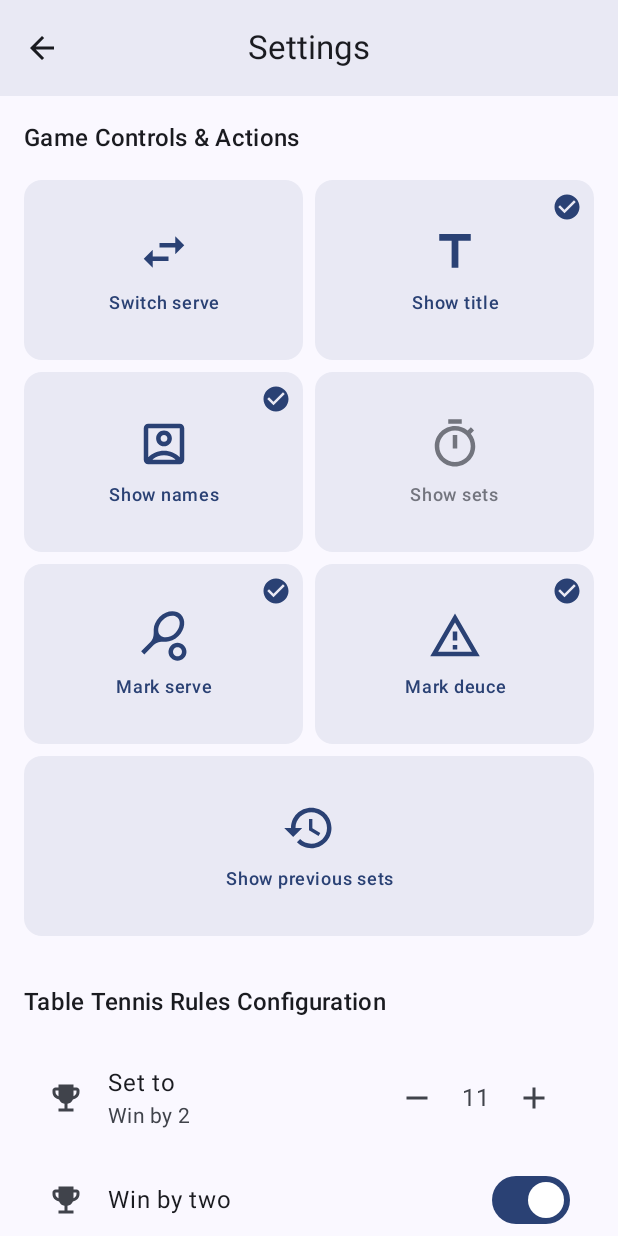
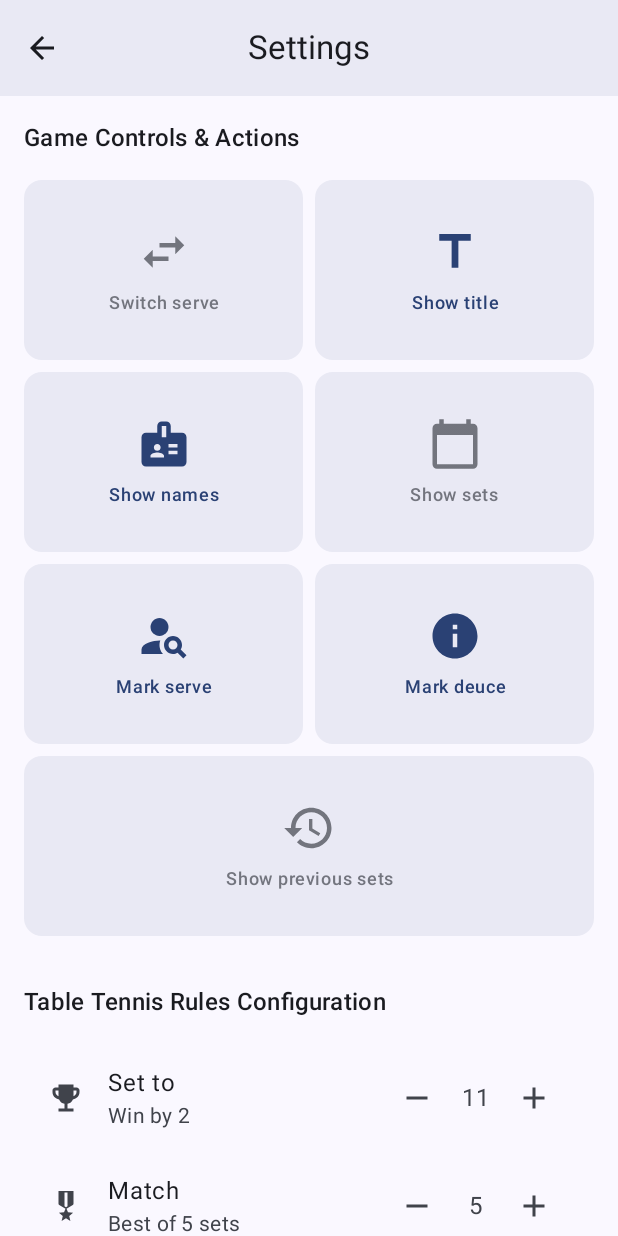
Before and after one commit to VictorHerreraO/Score-count, an Android app built with Jetpack Compose: the SettingsScreen screen opened through its navigation route, on a phone screen of 412 x 824 dp. Run offline under Robolectric (Android 15) with nearby library versions, the phone set to English and light mode, and no system bars; our stand-ins replace Dagger/Hilt's generated code.

Commit message:
feat: Refine SettingsScreen UI and update documentation
This commit refines the `SettingsScreen` UI for better visual consistency and simplifies the presentation of game rules. It also updates documentation to reflect the current project status.

Key changes include:
- **UI Refinement (`SettingsScreen.kt`):**
    - Replaced outlined icons with filled Material Icons for "Game Controls & Actions" to achieve a uniform appearance.
    - Removed the explicit "Win by two" switch and "Serve change (deuce)" stepper to streamline the rules configuration.
    - Updated subtitles for rule settings to be more direct (e.g., "Win by 2").
    - Removed the checkmark overlay on toggle cards for a cleaner look.

- **Documentation Cleanup:**
    - Updated `MEMORY.md` by simplifying the "Next Steps" list for better clarity on future tasks.
    - Reorganized `COMPLETED.md` to provide a clearer, more structured log of finished UI updates.

```diff
--- a/app/src/main/java/com/soyvictorherrera/scorecount/ui/settings/SettingsScreen.kt
+++ b/app/src/main/java/com/soyvictorherrera/scorecount/ui/settings/SettingsScreen.kt
@@ -20,18 +20,17 @@ import androidx.compose.material.icons.Icons
 import androidx.compose.material.icons.automirrored.filled.ArrowBack
 import androidx.compose.material.icons.automirrored.filled.RotateRight
 import androidx.compose.material.icons.filled.Add
-import androidx.compose.material.icons.filled.CheckCircle
+import androidx.compose.material.icons.filled.Badge
+import androidx.compose.material.icons.filled.CalendarToday
 import androidx.compose.material.icons.filled.EmojiEvents // Trophy icon for "Set to"
+import androidx.compose.material.icons.filled.History
+import androidx.compose.material.icons.filled.Info
 import androidx.compose.material.icons.filled.MilitaryTech // Medal icon for "Match"
 import androidx.compose.material.icons.filled.Person // For "Winner serves"
+import androidx.compose.material.icons.filled.PersonSearch
 import androidx.compose.material.icons.filled.Remove
 import androidx.compose.material.icons.filled.SwapHoriz
 import androidx.compose.material.icons.filled.Title // Keep for "Show title" action button
-import androidx.compose.material.icons.outlined.AccountBox // For "Show names"
-import androidx.compose.material.icons.outlined.History // For "Show previous sets" (outlined)
-import androidx.compose.material.icons.outlined.ReportProblem // For "Mark deuce"
-import androidx.compose.material.icons.outlined.SportsTennis // For "Mark serve" (outlined)
-import androidx.compose.material.icons.outlined.Timer // For "Show sets"
 import androidx.compose.material3.Card
 import androidx.compose.material3.CardDefaults
 import androidx.compose.material3.CenterAlignedTopAppBar
@@ -57,8 +56,8 @@ import androidx.compose.ui.text.style.TextAlign
 import androidx.compose.ui.tooling.preview.Preview
 import androidx.compose.ui.unit.dp
 import androidx.hilt.navigation.compose.hiltViewModel
+import com.soyvictorherrera.scorecount.domain.model.GameSettings
 import com.soyvictorherrera.scorecount.domain.model.GameState
-import com.soyvictorherrera.scorecount.domain.model.GameSettings
 import com.soyvictorherrera.scorecount.domain.model.Player
 import com.soyvictorherrera.scorecount.domain.repository.ScoreRepository
 import com.soyvictorherrera.scorecount.domain.repository.SettingsRepository
@@ -113,28 +112,22 @@ fun SettingsScreen(
     val gameControls = listOf(
         SettingItemData.ActionItem("Switch serve", Icons.Filled.SwapHoriz) { scoreViewModel.manualSwitchServe() },
         SettingItemData.ToggleItem("Show title", Icons.Filled.Title, settings.showTitle) { settingsViewModel.updateShowTitle(it) },
-        SettingItemData.ToggleItem("Show names", Icons.Outlined.AccountBox, settings.showNames) { settingsViewModel.updateShowNames(it) },
-        SettingItemData.ToggleItem("Show sets", Icons.Outlined.Timer, settings.showSets) { settingsViewModel.updateShowSets(it) },
-        SettingItemData.ToggleItem("Mark serve", Icons.Outlined.SportsTennis, settings.markServe) { settingsViewModel.updateMarkServe(it) },
-        SettingItemData.ToggleItem("Mark deuce", Icons.Outlined.ReportProblem, settings.markDeuce) { settingsViewModel.updateMarkDeuce(it) },
-        SettingItemData.ActionItem("Show previous sets", Icons.Outlined.History) { /* TODO: Implement History action */ }
+        SettingItemData.ToggleItem("Show names", Icons.Filled.Badge, settings.showNames) { settingsViewModel.updateShowNames(it) },
+        SettingItemData.ToggleItem("Show sets", Icons.Filled.CalendarToday, settings.showSets) { settingsViewModel.updateShowSets(it) },
+        SettingItemData.ToggleItem("Mark serve", Icons.Filled.PersonSearch, settings.markServe) { settingsViewModel.updateMarkServe(it) },
+        SettingItemData.ToggleItem("Mark deuce", Icons.Filled.Info, settings.markDeuce) { settingsViewModel.updateMarkDeuce(it) },
+        SettingItemData.ActionItem("Show previous sets", Icons.Filled.History) { /* TODO: Implement History action */ }
     )
 
     val tableTennisRules = listOf(
         SettingItemData.StepperItem(
             text = "Set to",
-            subtitle = if (settings.winByTwo) "Win by 2" else null,
+            subtitle = "Win by 2",
             icon = Icons.Filled.EmojiEvents,
             value = settings.pointsToWinSet,
             onIncrement = { settingsViewModel.updatePointsToWinSet(settings.pointsToWinSet + 1) },
             onDecrement = { settingsViewModel.updatePointsToWinSet(settings.pointsToWinSet - 1) },
             valueRange = 1..100
-        ),
-        SettingItemData.SwitchSetting( // Assuming WinByTwo is a simple switch now
-            text = "Win by two",
-            icon = Icons.Filled.EmojiEvents, // Can use the same icon or a related one
-            isChecked = settings.winByTwo,
-            onToggle = { settingsViewModel.updateWinByTwo(it) }
         ),
         SettingItemData.StepperItem(
             text = "Match",
@@ -147,21 +140,12 @@ fun SettingsScreen(
         ),
         SettingItemData.StepperItem(
             text = "Serve rotation after",
-            subtitle = if (settings.serveChangeAfterDeuce > 0) "${settings.serveChangeAfterDeuce} after deuce" else null,
+            subtitle = "1 after deuce",
             icon = Icons.AutoMirrored.Filled.RotateRight,
             value = settings.serveRotationAfterPoints,
             onIncrement = { settingsViewModel.updateServeRotationAfterPoints(settings.serveRotationAfterPoints + 1) },
             onDecrement = { settingsViewModel.updateServeRotationAfterPoints(settings.serveRotationAfterPoints - 1) },
             valueRange = 1..10
-        ),
-        SettingItemData.StepperItem( // Added for serveChangeAfterDeuce
-            text = "Serve change (deuce)",
-            subtitle = "Points before switch",
-            icon = Icons.AutoMirrored.Filled.RotateRight,
-            value = settings.serveChangeAfterDeuce,
-            onIncrement = { settingsViewModel.updateServeChangeAfterDeuce(settings.serveChangeAfterDeuce + 1) },
-            onDecrement = { settingsViewModel.updateServeChangeAfterDeuce(settings.serveChangeAfterDeuce - 1) },
-            valueRange = 0..5 // 0 to disable
         ),
         SettingItemData.SwitchSetting(
             text = "Winner serves",
@@ -274,17 +258,6 @@ fun ToggleSettingCard(item: SettingItemData.ToggleItem) {
                     textAlign = TextAlign.Center
                 )
             }
-            if (item.isChecked) {
-                Icon(
-                    Icons.Filled.CheckCircle,
-                    contentDescription = "Checked",
-                    tint = MaterialTheme.colorScheme.primary,
-                    modifier = Modifier
-                        .align(Alignment.TopEnd)
-                        .padding(8.dp)
-                        .size(20.dp)
-                )
-            }
         }
     }
 }
@@ -299,7 +272,7 @@ fun ActionSettingCard(item: SettingItemData.ActionItem) {
         shape = MaterialTheme.shapes.medium,
         colors = CardDefaults.cardColors(
             containerColor = MaterialTheme.colorScheme.surfaceColorAtElevation(3.dp),
-            contentColor = MaterialTheme.colorScheme.primary // Action items usually have primary color for icon/text
+            contentColor = MaterialTheme.colorScheme.onSurfaceVariant.copy(alpha = 0.7f)
         )
     ) {
         Column(
```
Also changed, not shown: 2 other files.
